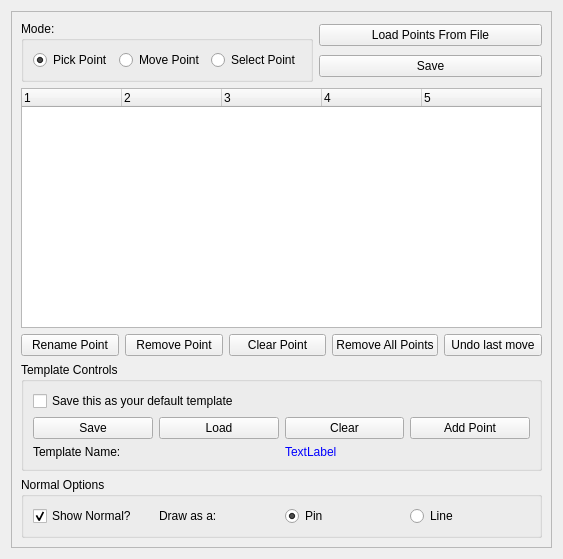
Old version of the form meshlab/src/meshlabplugins/edit_pickpoints/pickpointsDialog.ui in the repository jaesungj/EECS481meshLab.
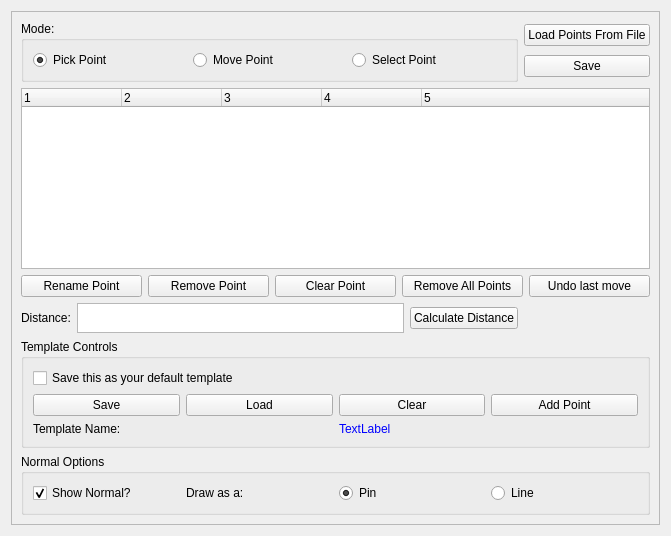
New version of the form.

What changed in the file:
```diff
--- a/meshlab/src/meshlabplugins/edit_pickpoints/pickpointsDialog.ui
+++ b/meshlab/src/meshlabplugins/edit_pickpoints/pickpointsDialog.ui
@@ -6,8 +6,8 @@
    <rect>
     <x>0</x>
     <y>0</y>
-    <width>563</width>
-    <height>559</height>
+    <width>671</width>
+    <height>536</height>
    </rect>
   </property>
   <property name="windowTitle">
@@ -23,6 +23,45 @@
       <enum>QFrame::Raised</enum>
      </property>
      <layout class="QGridLayout" name="gridLayout_2">
+      <item row="5" column="0" colspan="2">
+       <layout class="QHBoxLayout" name="horizontalLayout_3">
+        <item>
+         <widget class="QPushButton" name="renamePointButton">
+          <property name="text">
+           <string>Rename Point</string>
+          </property>
+         </widget>
+        </item>
+        <item>
+         <widget class="QPushButton" name="removePointButton">
+          <property name="text">
+           <string>Remove Point</string>
+          </property>
+         </widget>
+        </item>
+        <item>
+         <widget class="QPushButton" name="clearPointButton">
+          <property name="text">
+           <string>Clear Point</string>
+          </property>
+         </widget>
+        </item>
+        <item>
+         <widget class="QPushButton" name="removeAllPointsButton">
+          <property name="text">
+           <string>Remove All Points</string>
+          </property>
+         </widget>
+        </item>
+        <item>
+         <widget class="QPushButton" name="undoButton">
+          <property name="text">
+           <string>Undo last move</string>
+          </property>
+         </widget>
+        </item>
+       </layout>
+      </item>
       <item row="0" column="0">
        <widget class="QGroupBox" name="groupBox">
         <property name="title">
@@ -106,46 +145,7 @@
         </column>
        </widget>
       </item>
-      <item row="2" column="0" colspan="2">
-       <layout class="QHBoxLayout" name="horizontalLayout_3">
-        <item>
-         <widget class="QPushButton" name="renamePointButton">
-          <property name="text">
-           <string>Rename Point</string>
-          </property>
-         </widget>
-        </item>
-        <item>
-         <widget class="QPushButton" name="removePointButton">
-          <property name="text">
-           <string>Remove Point</string>
-          </property>
-         </widget>
-        </item>
-        <item>
-         <widget class="QPushButton" name="clearPointButton">
-          <property name="text">
-           <string>Clear Point</string>
-          </property>
-         </widget>
-        </item>
-        <item>
-         <widget class="QPushButton" name="removeAllPointsButton">
-          <property name="text">
-           <string>Remove All Points</string>
-          </property>
-         </widget>
-        </item>
-        <item>
-         <widget class="QPushButton" name="undoButton">
-          <property name="text">
-           <string>Undo last move</string>
-          </property>
-         </widget>
-        </item>
-       </layout>
-      </item>
-      <item row="3" column="0" colspan="2">
+      <item row="7" column="0" colspan="2">
        <widget class="QGroupBox" name="groupBox_2">
         <property name="title">
          <string>Template Controls</string>
@@ -244,7 +244,7 @@
         </layout>
        </widget>
       </item>
-      <item row="4" column="0" colspan="2">
+      <item row="8" column="0" colspan="2">
        <widget class="QGroupBox" name="groupBox_3">
         <property name="title">
          <string>Normal Options</string>
@@ -287,6 +287,40 @@
         </layout>
        </widget>
       </item>
+      <item row="6" column="0">
+       <layout class="QHBoxLayout" name="horizontalLayout_6">
+        <item>
+         <widget class="QLabel" name="distanceLabel">
+          <property name="maximumSize">
+           <size>
+            <width>16777215</width>
+            <height>93</height>
+           </size>
+          </property>
+          <property name="text">
+           <string>Distance:</string>
+          </property>
+         </widget>
+        </item>
+        <item>
+         <widget class="QTextBrowser" name="showDistance">
+          <property name="maximumSize">
+           <size>
+            <width>16777215</width>
+            <height>30</height>
+           </size>
+          </property>
+         </widget>
+        </item>
+        <item>
+         <widget class="QPushButton" name="calculateDistance">
+          <property name="text">
+           <string>Calculate Distance</string>
+          </property>
+         </widget>
+        </item>
+       </layout>
+      </item>
      </layout>
     </widget>
    </item>
```
